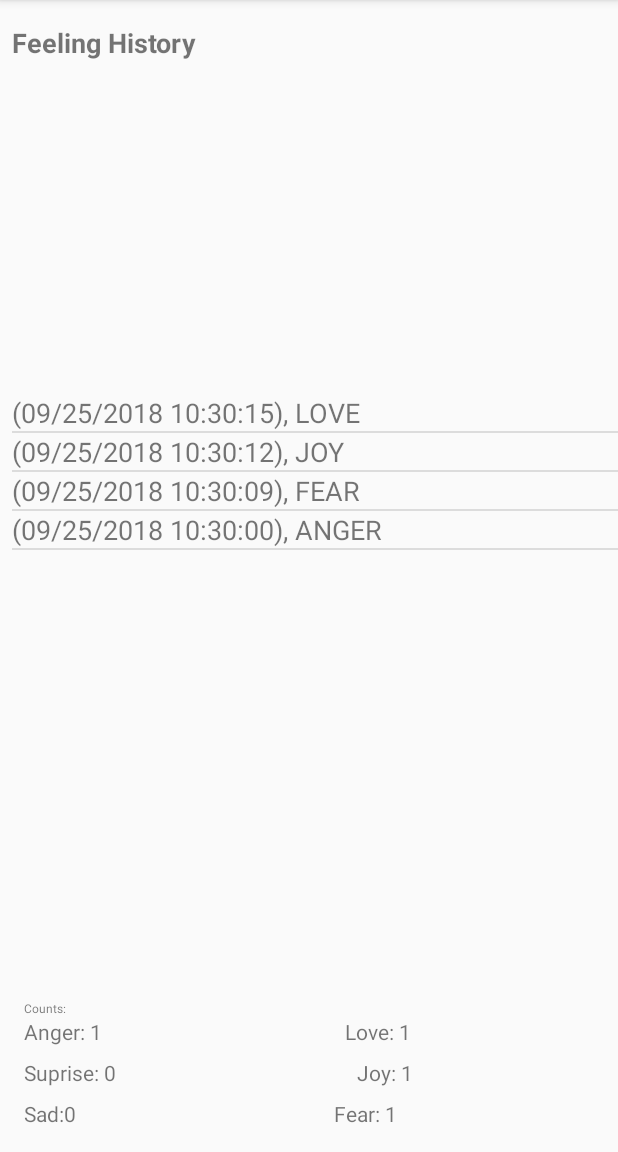
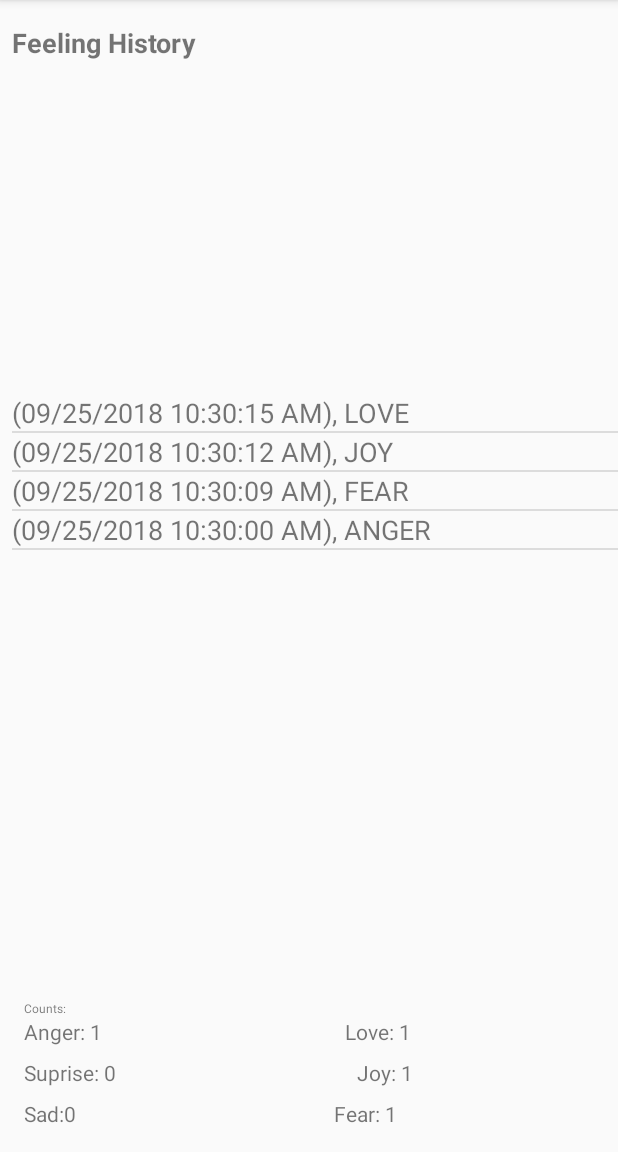
Before and after one commit to shouyang/shouyangFeelsBook, an Android app: the screen it shows after launch (ListFeelingsActivity), after a tap on "LOVE", on a phone screen of 412 x 824 dp, the part 84-1236 px from its top. Run offline under Robolectric (Android 15) with nearby library versions, the phone set to English and light mode, and no system bars; 3 other taps on this screen came first.

Commit message:
Fixed Dates In Input Being In 24 Hour Mode

```diff
--- a/app/src/main/java/space/shouyang/shouyang_feelsbook/activities/CRUDFeelingActivity.java
+++ b/app/src/main/java/space/shouyang/shouyang_feelsbook/activities/CRUDFeelingActivity.java
@@ -57,14 +57,14 @@ public abstract class CRUDFeelingActivity extends AppCompatActivity {
         Date now = Calendar.getInstance().getTime();
 
         this.input_date.setText(new SimpleDateFormat("yyyy-MM-dd").format(now));
-        this.input_time.setText(new SimpleDateFormat("HH:mm:ss").format(now));
+        this.input_time.setText(new SimpleDateFormat("hh:mm:ss aa").format(now));
     }
 
 
 
     public void createFeelingRecord(Feel feel) {
 
-        DateFormat dateBuilder = new SimpleDateFormat("yyyy-MM-ddHH:mm:ss");
+        DateFormat dateBuilder = new SimpleDateFormat("yyyy-MM-ddhh:mm:ss aa");
         Date datetime;
 
 
--- a/app/src/main/java/space/shouyang/shouyang_feelsbook/activities/EditFeelingActivity.java
+++ b/app/src/main/java/space/shouyang/shouyang_feelsbook/activities/EditFeelingActivity.java
@@ -49,7 +49,7 @@ public class EditFeelingActivity extends CRUDFeelingActivity {
         Date record_date  = record.getRecord_time();
 
         String formatted_date = new SimpleDateFormat("yyyy-MM-dd").format(record_date);
-        String formatted_time = new SimpleDateFormat("HH:mm:ss").format(record_date);
+        String formatted_time = new SimpleDateFormat("hh:mm:ss aa").format(record_date);
 
 
 
@@ -117,7 +117,7 @@ public class EditFeelingActivity extends CRUDFeelingActivity {
 
     public void createFeelingRecord(Feel feel) {
 
-        DateFormat dateBuilder = new SimpleDateFormat("yyyy-MM-ddHH:mm:ss");
+        DateFormat dateBuilder = new SimpleDateFormat("yyyy-MM-ddhh:mm:ss aa");
         Date datetime;
 
 
--- a/app/src/main/java/space/shouyang/shouyang_feelsbook/models/FeelingRecord.java
+++ b/app/src/main/java/space/shouyang/shouyang_feelsbook/models/FeelingRecord.java
@@ -20,7 +20,7 @@ public class FeelingRecord implements Comparable<FeelingRecord> {
 
     @Override
     public String toString() {
-        return String.format("(%s), %s", new SimpleDateFormat("MM/dd/yyyy hh:mm:ss").format(this.record_time), this.feeling);
+        return String.format("(%s), %s", new SimpleDateFormat("MM/dd/yyyy hh:mm:ss aa").format(this.record_time), this.feeling);
     }
 
     @Override
```
